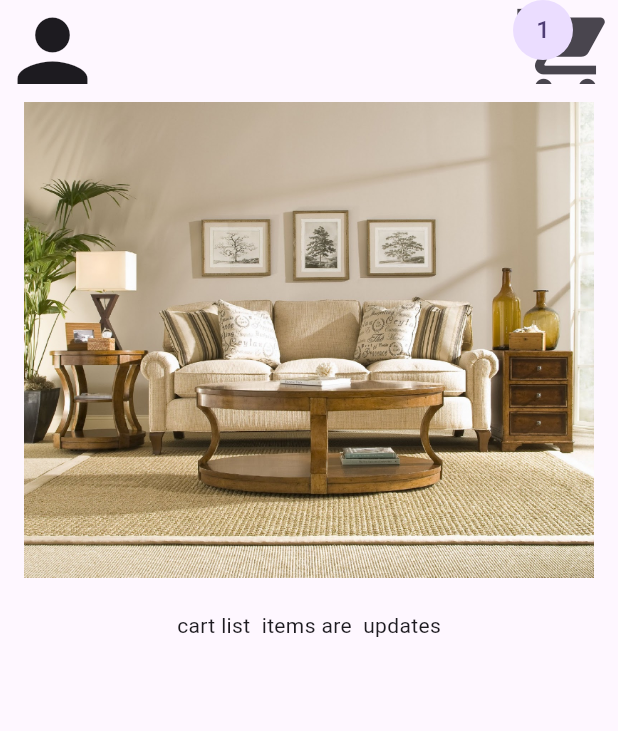
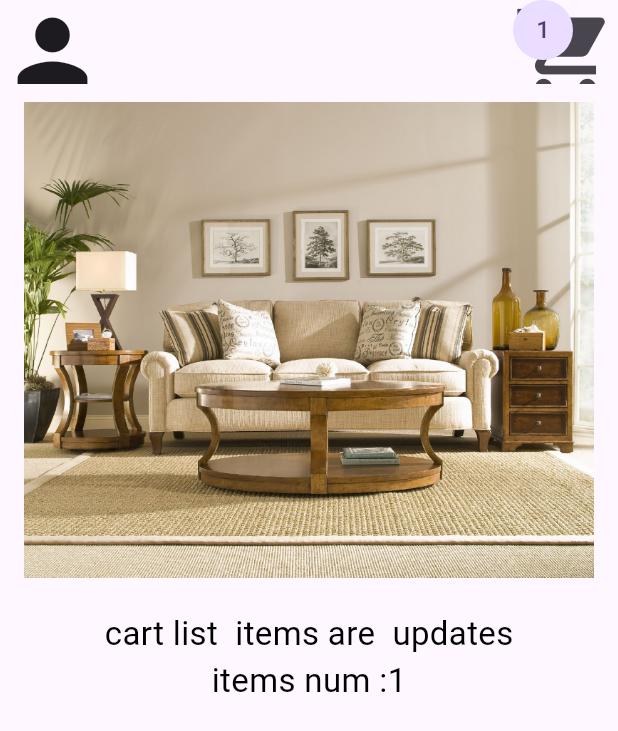
Before and after one commit to shaimaa266/Provider, a Flutter app: the HomePage screen opened directly, after a tap on the "add" icon, after a tap on "add to cart", on a phone screen of 412 x 824 dp. Shown: the top 731 px of the screen. Run offline on Flutter 3.47's test engine with Material 3 defaults, Android fonts, the phone set to English and light mode, and no system bars; statements that could not run were skipped.

Commit message:
amazon app with provider.

```diff
--- a/lib/main.dart
+++ b/lib/main.dart
@@ -1,4 +1,4 @@
-import 'package:amazon/view/login.dart';
+import 'package:amazon/view/signup.dart';
 import 'package:amazon/provider/provider_class.dart';
 import 'package:flutter/material.dart';
 import 'package:provider/provider.dart';
--- a/lib/provider/provider_class.dart
+++ b/lib/provider/provider_class.dart
@@ -1,11 +1,11 @@
 import 'package:flutter/material.dart';
 
 class ProviderClass extends ChangeNotifier {
+
   TextEditingController nameController = TextEditingController();
   TextEditingController emailController = TextEditingController();
   TextEditingController phoneController = TextEditingController();
   TextEditingController passwordController = TextEditingController();
-
   int counter = 0;
   bool _isChecked = false;
   bool _isObscurText = false;
--- a/lib/view/home_page.dart
+++ b/lib/view/home_page.dart
@@ -1,10 +1,11 @@
 import 'package:amazon/provider/provider_class.dart';
+
 import 'package:amazon/view/third_page.dart';
 import 'package:flutter/material.dart';
 import 'package:provider/provider.dart';
 
 class HomePage extends StatelessWidget {
-  const HomePage({Key? key}) : super(key: key);
+  HomePage({Key? key}) : super(key: key);
 
   @override
   Widget build(BuildContext context) {
--- a/lib/view/login.dart
+++ /dev/null
@@ -1,148 +0,0 @@
-import 'package:amazon/view/home_page.dart';
-import 'package:amazon/provider/provider_class.dart';
-import 'package:flutter/material.dart';
-import 'package:provider/provider.dart';
-
-class LoginPage extends StatelessWidget {
-  LoginPage({Key? key}) : super(key: key);
-
-  Color backgroundColor = Color(0xffD4F1F4);
-  Color textColor = Colors.indigo;
-
-  @override
-  Widget build(BuildContext context) {
-    return SafeArea(
-      child: Scaffold(
-        backgroundColor: backgroundColor,
-        body: SingleChildScrollView(
-          child:
-              Consumer<ProviderClass>(builder: (context, providerClass, child) {
-            return Padding(
-              padding: const EdgeInsets.only(top: 42,bottom: 22,left: 8,right: 8),
-              child: Column(
-                crossAxisAlignment: CrossAxisAlignment.center,
-                mainAxisAlignment: MainAxisAlignment.center,
-                children: [
-                  Text(
-                    "Sign Up ",
-                    style: TextStyle(fontSize: 33, color: textColor),
-                  ),
-                  SizedBox(
-                    height: 20,
-                  ),
-                  Container(
-                    width: 370,
-                    height: 35,
-                    decoration: const BoxDecoration(
-                        color: Colors.white54, border: Border()),
-                    child: TextField(
-                      controller: providerClass.nameController,
-                      keyboardType: TextInputType.text,
-                      decoration: InputDecoration(hintText: "Full Name"),
-                    ),
-                  ),
-                  SizedBox(
-                    height: 35,
-                  ),
-                  Container(
-                    width: 370,
-                    height: 35,
-                    decoration: const BoxDecoration(
-                      color: Colors.white54,
-                    ),
-                    child: TextField(
-                      controller: providerClass.emailController,
-                      keyboardType: TextInputType.emailAddress,
-                      decoration: InputDecoration(hintText: "Email"),
-                    ),
-                  ),
-                   const SizedBox(
-                    height: 35,
-                  ),
-                  Container(
-                    width: 370,
-                    height: 35,
-                    decoration: const BoxDecoration(
-                      color: Colors.white54,
-                    ),
-                    child: TextField(
-                      controller: providerClass.phoneController,
-                      keyboardType: TextInputType.phone,
-                      decoration: InputDecoration(hintText: "Phone Number"),
-                    ),
-                  ),
-                   const SizedBox(
-                    height: 35,
-                  ),
-                  Container(
-                    width: 370,
-                    height: 35,
-                    decoration: const BoxDecoration(
-                      color: Colors.white54,
-                    ),
-                    child: TextField(
-                      controller: providerClass.passwordController,
-                      obscureText: providerClass.isObsecuText,
-                      keyboardType: TextInputType.text,
-                      decoration: InputDecoration(
-                          hintText: "Password",
-                          suffixIcon: providerClass.isObsecuText
-                              ? Icon(Icons.visibility_off_sharp)
-                              : Icon(Icons.visibility),),
-                      onTap: (){
-                        providerClass.isObsecuText = ! providerClass.isObsecuText;
-                      },
-                    ),
-                  ),
-                  SizedBox(
-                    height: 20,
-                  ),
-                  Row(
-                    children: [
-                      Checkbox(
-                        onChanged: (newValue) {
-                          providerClass.isChecked = true;
-                        },
-                        value: providerClass.isChecked,
-                      ),
-                      Text.rich(
-                        TextSpan(
-                            text: "I agreeded with ",
-                            style: TextStyle(color: Colors.black, fontSize: 15),
-                            children: [
-                              TextSpan(
-                                text: "Terms & Services",
-                                style: TextStyle(
-                                    color: Colors.black,
-                                    fontSize: 17,
-                                    fontWeight: FontWeight.bold),
-                              ),
-                              TextSpan(
-                                text: " of the app",
-                                style:
-                                    TextStyle(color: Colors.black, fontSize: 14),
-                              )
-                            ]),
-                      ),
-                    ],
-                  ),
-                  SizedBox(
-                    height: 45,
-                  ),
-                  ElevatedButton(
-                      onPressed: providerClass.isChecked
-                          ? () {
-                              Navigator.push(context,
-                                  MaterialPageRoute(builder: (_) => HomePage()));
-                            }
-                          : null,
-                      child: Text("Save"))
-                ],
-              ),
-            );
-          }),
-        ),
-      ),
-    );
-  }
-}
--- a/lib/view/third_page.dart
+++ b/lib/view/third_page.dart
@@ -10,14 +10,22 @@ class ThirdPage extends StatelessWidget {
     return Consumer<ProviderClass>(builder: (context, providerClass, child) {
       return Scaffold(
           appBar: AppBar(
-        leading: Icon(Icons.person,size: 70,),
+            leading: Icon(
+              Icons.person,
+              size: 70,
+            ),
             actions: [
               Stack(
                 children: [
-              Icon(Icons.shopping_cart,size: 70,),
+                  Icon(
+                    Icons.shopping_cart,
+                    size: 70,
+
+                  ),
                   Padding(
                     padding: const EdgeInsets.only(right: 8),
                     child: CircleAvatar(
+
                       child: Text("${providerClass.counter}"),
                     ),
                   ),
@@ -25,26 +33,25 @@ class ThirdPage extends StatelessWidget {
               ),
             ],
           ),
-      body: ChangeNotifierProvider(
-        create: (BuildContext context) => ProviderClass(),
-        child: Consumer<ProviderClass>(
-            builder: (context, providerClass, child) {
-          return Padding(
+          body: Padding(
             padding: const EdgeInsets.all(8.0),
             child: Center(
-              child:   Column(
+              child: Column(
                 children: [
                   Padding(
-                    padding: const EdgeInsets.only(top: 4,bottom: 22,left: 8,right: 8),
+                    padding: const EdgeInsets.only(
+                        top: 4, bottom: 22, left: 8, right: 8),
                     child: Image.asset("assets/images/furniture.jpg"),
                   ),
-
-                  Text("cart list  items are  updates")
+                  Text("cart list  items are  updates",
+                      style: TextStyle(color: Colors.black, fontSize: 22)),
+                  Text(
+                    "items num :${providerClass.counter}",
+                    style: TextStyle(color: Colors.black, fontSize: 22),
+                  )
                 ],
               ),
             ),
-          );
-        }),
           ));
     });
   }
```
Also changed, not shown: lib/shared/custom_text_field.dart (added, +39 -0 lines), lib/view/signup.dart (added, +126 -0 lines). Lines whose indentation alone changed are shown as unchanged.
